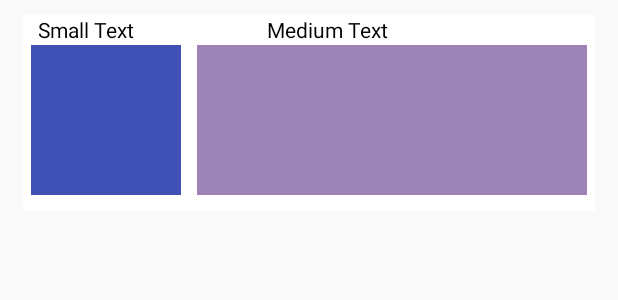
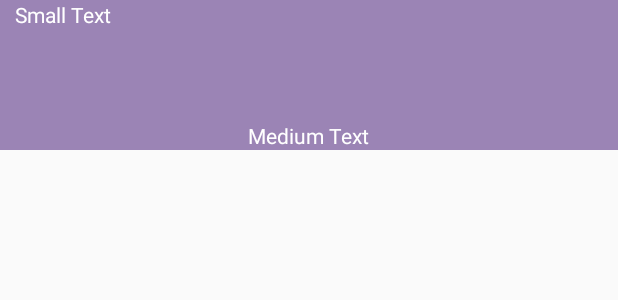
Before and after one commit to kebapmanager/OsijekNightlife, an Android app: the layout listitem_layout.xml on its own in the app's theme, with its tools: preview values and no code run, on a phone screen of 412 x 824 dp. Shown: the top 300 px of the screen. Run offline under Robolectric (Android 15) with nearby library versions, the phone set to English and light mode, and no system bars.

Commit message:
mini change

```diff
--- a/app/build.gradle
+++ b/app/build.gradle
@@ -3,7 +3,7 @@ buildscript {
         jcenter()
     }
     dependencies {
-        classpath 'com.android.tools.build:gradle:1.0.0'
+        classpath 'com.android.tools.build:gradle:1.2.3'
     }
 }
 apply plugin: 'com.android.application'
--- a/app/src/main/res/layout/listitem_layout.xml
+++ b/app/src/main/res/layout/listitem_layout.xml
@@ -18,9 +18,8 @@
             android:layout_width="fill_parent"
             android:layout_height="wrap_content" android:layout_below="@+id/frameLayout"
             android:layout_alignParentRight="true" android:layout_alignParentEnd="true"
-            android:background="#ffffffff" android:id="@+id/relativeLayout2" android:paddingBottom="5dp"
-            android:layout_marginLeft="15dp" android:layout_marginRight="15dp" android:layout_marginTop="10dp"
-            android:layout_marginBottom="10dp">
+            android:background="#ffffffff" android:id="@+id/relativeLayout2"
+    >
         <ImageView
                 android:layout_width="100dp"
                 android:layout_height="100dp"
@@ -36,32 +35,13 @@
                 android:scaleType="centerCrop"
                 android:layout_below="@+id/frameLayout" android:layout_alignParentLeft="true"
                 android:layout_alignParentStart="true" android:layout_marginLeft="5dp"
-                android:layout_marginRight="5dp" android:layout_marginBottom="5dp"/>
+                android:layout_marginRight="5dp" android:layout_marginBottom="5dp" android:visibility="gone"/>
         <FrameLayout
                 android:layout_width="fill_parent"
                 android:layout_height="20dp"
                 android:id="@+id/frameLayout"
                 android:layout_alignParentTop="true" android:layout_alignParentLeft="true"
-                android:layout_alignParentStart="true">
-            <TextView
-                    android:layout_width="wrap_content"
-                    android:layout_height="wrap_content"
-                    android:textAppearance="?android:attr/textAppearanceSmall"
-                    android:text="Small Text"
-                    android:id="@+id/dan_listitem" android:layout_gravity="left|center_vertical"
-                    android:textColor="#ff000000"
-                    android:paddingRight="0dp"
-                    android:layout_alignParentTop="true" android:layout_alignParentLeft="true"
-                    android:layout_alignParentStart="true" android:paddingLeft="10dp"/>
-            <TextView
-                    android:layout_width="wrap_content"
-                    android:layout_height="wrap_content"
-                    android:textAppearance="@style/TextAppearance.AppCompat.Small"
-                    android:text="Medium Text"
-                    android:id="@+id/naslov_listitem" android:layout_gravity="center"
-                    android:textColor="#ff000000"
-                    android:layout_alignParentTop="true" android:layout_toRightOf="@+id/dan_listitem"
-                    android:layout_toEndOf="@+id/dan_listitem" android:paddingLeft="25dp"/>
+                android:layout_alignParentStart="true" android:visibility="gone">
         </FrameLayout>
         <ImageView
                 android:layout_width="match_parent"
@@ -73,7 +53,25 @@
                 android:paddingLeft="0dp"
                 android:layout_alignTop="@+id/club_img_listitem" android:layout_toRightOf="@+id/club_img_listitem"
                 android:layout_toEndOf="@+id/club_img_listitem"
-                android:layout_marginLeft="5dp" android:layout_marginRight="5dp" android:layout_marginBottom="5dp"/>
+        />
+        <TextView
+                android:layout_width="wrap_content"
+                android:layout_height="wrap_content"
+                android:textAppearance="@style/TextAppearance.AppCompat.Small"
+                android:text="Medium Text"
+                android:id="@+id/naslov_listitem" android:layout_gravity="center"
+                android:textColor="#ffffff"
+                android:layout_alignBottom="@+id/event_img_listitem" android:layout_centerHorizontal="true"/>
+        <TextView
+                android:layout_width="wrap_content"
+                android:layout_height="wrap_content"
+                android:textAppearance="?android:attr/textAppearanceSmall"
+                android:text="Small Text"
+                android:id="@+id/dan_listitem" android:layout_gravity="left|center_vertical"
+                android:textColor="#ffffff"
+                android:paddingRight="0dp"
+                android:layout_alignParentTop="true" android:layout_alignParentLeft="true"
+                android:layout_alignParentStart="true" android:paddingLeft="10dp"/>
     </RelativeLayout>
 
 </LinearLayout>
--- a/build.gradle
+++ b/build.gradle
@@ -5,7 +5,7 @@ buildscript {
         jcenter()
     }
     dependencies {
-        classpath 'com.android.tools.build:gradle:1.0.0'
+        classpath 'com.android.tools.build:gradle:1.2.3'
 
         // NOTE: Do not place your application dependencies here; they belong
         // in the individual module build.gradle files
```
Also changed, not shown: app/src/main/java/com/androidapp/osijeknightlife/app/MainActivity.java (+20 -1 lines), 1 other file.
